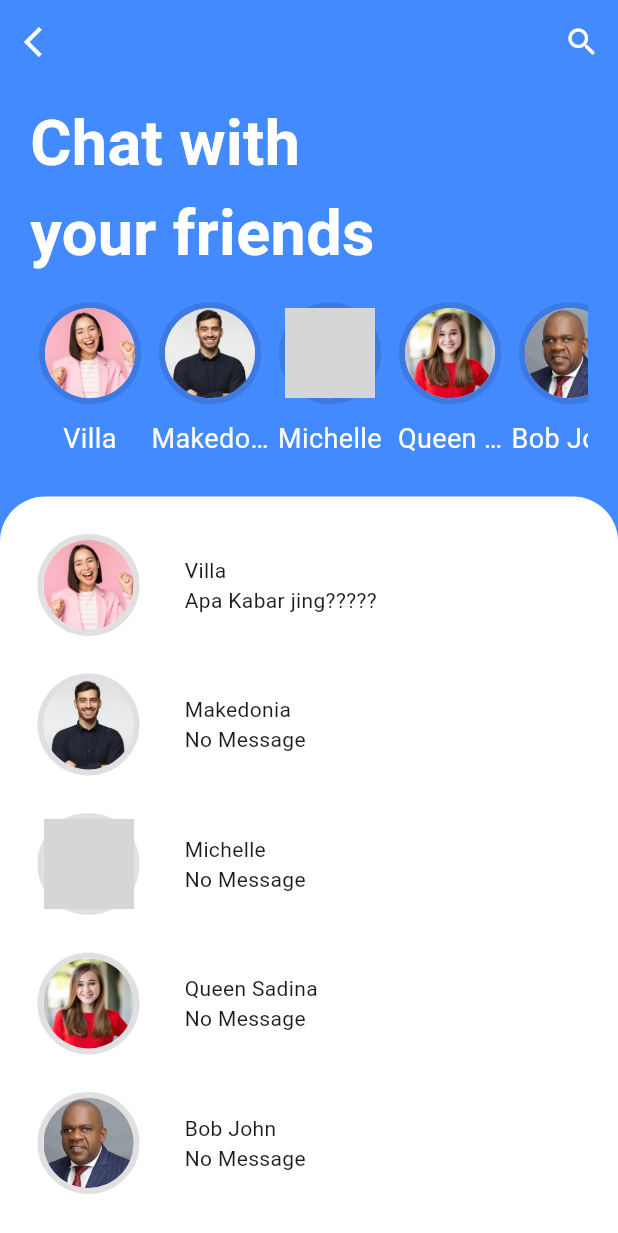
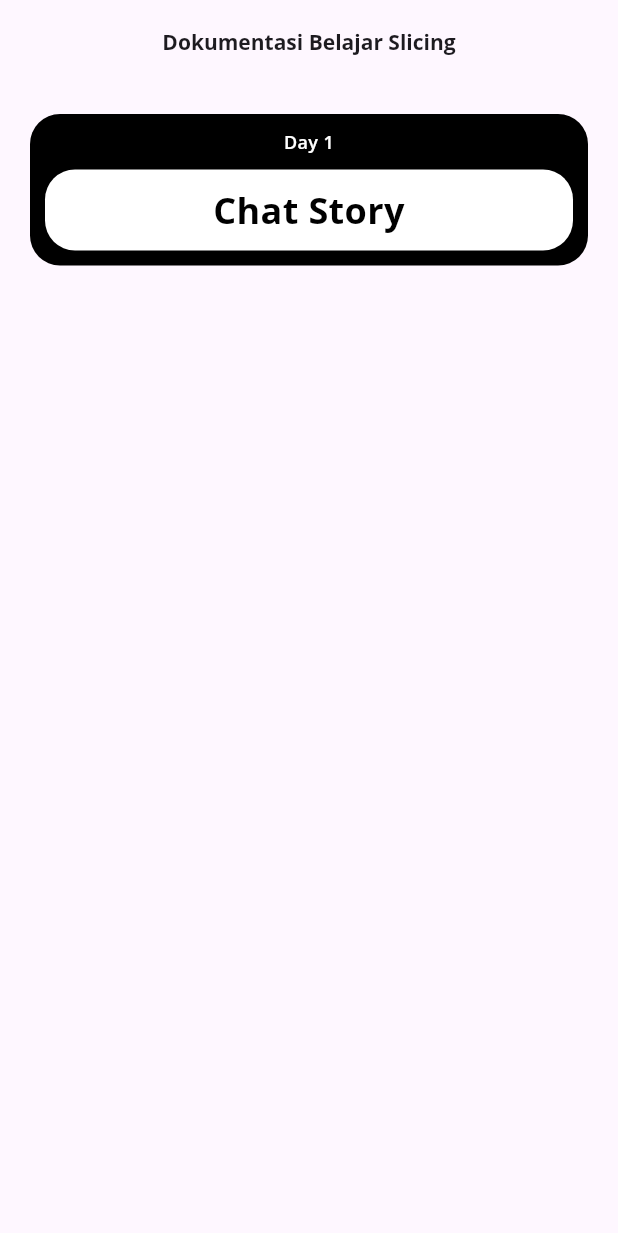
Before and after one commit to RizkyFirman00/Exercise_Slicing_Design, a Flutter app: the screen it shows after launch, on a phone screen of 412 x 824 dp. Shown: the top 1233 px of the screen. Run offline on Flutter 3.47's test engine with Material 3 defaults, Android fonts, the phone set to English and light mode, and no system bars; our stand-ins replace get, google_fonts; grey boxes are pictures that could not be loaded.

Commit message:
add: Home Page to indexing design

```diff
--- a/lib/day_1.dart
+++ b/lib/Design/day_1.dart
@@ -1,4 +1,5 @@
 import 'package:flutter/material.dart';
+import 'package:get/get.dart';
 
 class Person {
   final String name;
@@ -32,7 +33,9 @@ class Day1 extends StatelessWidget {
         foregroundColor: Colors.white,
         leading: IconButton(
           icon: Icon(Icons.arrow_back_ios),
-          onPressed: () {},
+          onPressed: () {
+            Get.back();
+          },
         ),
         actions: [
           IconButton(
@@ -112,8 +115,6 @@ class Day1 extends StatelessWidget {
   }
 }
 
-
-
 class ListChat extends StatelessWidget {
   final Person personModel;
 
@@ -144,7 +145,10 @@ class ListChat extends StatelessWidget {
           Column(
             crossAxisAlignment: CrossAxisAlignment.start,
             mainAxisAlignment: MainAxisAlignment.center,
-            children: [Text(personModel.name), Text(personModel.chat ?? "No message")],
+            children: [
+              Text(personModel.name),
+              Text(personModel.chat ?? "No message")
+            ],
           )
         ],
       ),
--- /dev/null
+++ b/lib/home_page.dart
@@ -0,0 +1,109 @@
+import 'package:flutter/material.dart';
+import 'package:get/get.dart';
+import 'package:more_slicing_design/Design/day_1.dart';
+
+class HomePage extends StatefulWidget {
+  const HomePage({super.key});
+
+  @override
+  State<HomePage> createState() => _HomePageState();
+}
+
+class _HomePageState extends State<HomePage> {
+  final List<Map<String, dynamic>> pages = [
+    {'pages': Day1(), 'title': "Chat Story"}
+  ];
+
+  @override
+  Widget build(BuildContext context) {
+    return Scaffold(
+      appBar: AppBar(
+        title: Text(
+          "Dokumentasi Belajar Slicing",
+          style: TextStyle(fontSize: 14, fontWeight: FontWeight.bold),
+        ),
+        centerTitle: true,
+      ),
+      body: SafeArea(
+        child: Scaffold(
+          body: Container(
+            child: ListView.builder(
+              itemCount: pages.length,
+              physics: const BouncingScrollPhysics(),
+              itemBuilder: (BuildContext context, int index) {
+                return Padding(
+                  padding: const EdgeInsets.all(20.0),
+                  child: CardDay(
+                    title: pages[index]['title'],
+                    onPressed: () => Get.to(pages[index]['pages']),
+                    day: index + 1,
+                  ),
+                );
+              },
+            ),
+          ),
+        ),
+      ),
+    );
+  }
+}
+
+class CardDay extends StatelessWidget {
+  final int day;
+  final String title;
+  final VoidCallback onPressed;
+
+  const CardDay(
+      {super.key,
+      required this.title,
+      required this.onPressed,
+      required this.day});
+
+  @override
+  Widget build(BuildContext context) {
+    return InkWell(
+      onTap: onPressed,
+      splashColor: Colors.grey.withOpacity(0.5),
+      highlightColor: Colors.transparent,
+      borderRadius: BorderRadius.circular(20),
+      child: Container(
+        decoration: BoxDecoration(
+            color: Color(0xff000000), borderRadius: BorderRadius.circular(20)),
+        padding: const EdgeInsets.symmetric(horizontal: 10, vertical: 10),
+        child: Column(
+          crossAxisAlignment: CrossAxisAlignment.stretch,
+          mainAxisAlignment: MainAxisAlignment.center,
+          children: [
+            Text(
+              "Day ${day}",
+              textAlign: TextAlign.center,
+              style: TextStyle(
+                color: Colors.white,
+                fontSize: 12,
+                fontWeight: FontWeight.w600,
+              ),
+            ),
+            SizedBox(
+              height: 10,
+            ),
+            Container(
+              padding: EdgeInsets.all(10),
+              decoration: BoxDecoration(
+                borderRadius: BorderRadius.circular(20),
+                color: Colors.white
+              ),
+              child: Text(
+                title,
+                textAlign: TextAlign.center,
+                style: TextStyle(
+                    fontSize: 24,
+                    fontWeight: FontWeight.bold,
+                    color: Colors.black),
+              ),
+            ),
+          ],
+        ),
+      ),
+    );
+  }
+}
--- a/lib/main.dart
+++ b/lib/main.dart
@@ -1,5 +1,7 @@
 import 'package:flutter/material.dart';
-import 'package:more_slicing_design/day_1.dart';
+import 'package:get/get.dart';
+import 'package:google_fonts/google_fonts.dart';
+import 'package:more_slicing_design/home_page.dart';
 
 void main() {
   runApp(const MainApp());
@@ -10,9 +12,11 @@ class MainApp extends StatelessWidget {
 
   @override
   Widget build(BuildContext context) {
-    return MaterialApp(
+    return GetMaterialApp(
       debugShowCheckedModeBanner: false,
-      home: Day1(),
+      home: HomePage(),
+      theme: ThemeData(
+          textTheme: GoogleFonts.openSansTextTheme(), useMaterial3: true),
     );
   }
 }
--- a/pubspec.yaml
+++ b/pubspec.yaml
@@ -9,6 +9,8 @@ environment:
 dependencies:
   flutter:
     sdk: flutter
+  get: ^4.6.6
+  google_fonts: ^6.2.1
 
 dev_dependencies:
   flutter_test:
```
Also changed, not shown: pubspec.lock, 1 other file.
